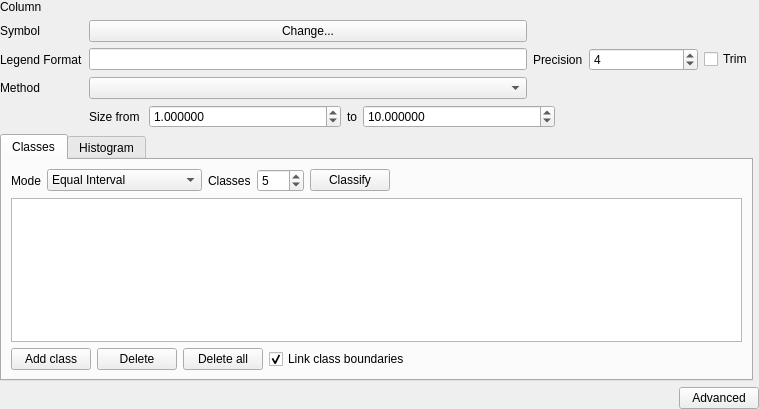
qgis/QGIS, file src/ui/qgsgraduatedsymbolrendererv2widget.ui: the form before one commit.
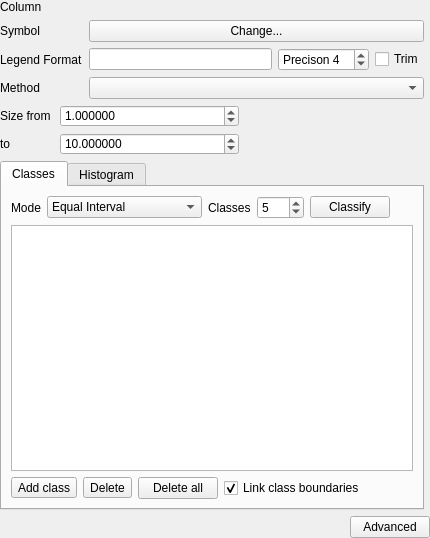
The form after the commit. The open tabs and pages were chosen to show the change. Icons and pictures are not drawn. Custom widgets are drawn as their Qt base class.

```diff
--- a/src/ui/qgsgraduatedsymbolrendererv2widget.ui
+++ b/src/ui/qgsgraduatedsymbolrendererv2widget.ui
@@ -6,11 +6,11 @@
    <rect>
     <x>0</x>
     <y>0</y>
-    <width>759</width>
-    <height>409</height>
+    <width>430</width>
+    <height>538</height>
    </rect>
   </property>
-  <layout class="QGridLayout" name="gridLayout" rowstretch="0,1,0">
+  <layout class="QGridLayout" name="gridLayout" rowstretch="0,0,0">
    <property name="margin">
     <number>0</number>
    </property>
@@ -144,17 +144,25 @@
        <item>
         <layout class="QHBoxLayout" name="horizontalLayout_3">
          <item>
-          <widget class="QPushButton" name="btnGraduatedAdd">
+          <widget class="QToolButton" name="btnGraduatedAdd">
            <property name="text">
             <string>Add class</string>
            </property>
+           <property name="icon">
+            <iconset resource="../../images/images.qrc">
+             <normaloff>:/images/themes/default/symbologyAdd.png</normaloff>:/images/themes/default/symbologyAdd.png</iconset>
+           </property>
           </widget>
          </item>
          <item>
-          <widget class="QPushButton" name="btnGraduatedDelete">
+          <widget class="QToolButton" name="btnGraduatedDelete">
            <property name="text">
             <string>Delete</string>
            </property>
+           <property name="icon">
+            <iconset resource="../../images/images.qrc">
+             <normaloff>:/images/themes/default/symbologyRemove.png</normaloff>:/images/themes/default/symbologyRemove.png</iconset>
+           </property>
           </widget>
          </item>
          <item>
@@ -162,6 +170,10 @@
            <property name="text">
             <string>Delete all</string>
            </property>
+           <property name="icon">
+            <iconset resource="../../images/images.qrc">
+             <normaloff>:/images/themes/default/symbologyRemove.png</normaloff>:/images/themes/default/symbologyRemove.png</iconset>
+           </property>
           </widget>
          </item>
          <item>
@@ -228,23 +240,59 @@
     </layout>
    </item>
    <item row="0" column="0" colspan="2">
-    <layout class="QGridLayout" columnstretch="0,3,0,0,1,0">
+    <layout class="QGridLayout" columnstretch="0,0,0,0">
      <property name="rightMargin">
       <number>6</number>
      </property>
+     <item row="2" column="0">
+      <widget class="QLabel" name="label">
+       <property name="text">
+        <string>Legend Format</string>
+       </property>
+       <property name="alignment">
+        <set>Qt::AlignLeading|Qt::AlignLeft|Qt::AlignVCenter</set>
+       </property>
+       <property name="buddy">
+        <cstring>txtLegendFormat</cstring>
+       </property>
+      </widget>
+     </item>
+     <item row="1" column="1" colspan="2">
+      <widget class="QPushButton" name="btnChangeGraduatedSymbol">
+       <property name="sizePolicy">
+        <sizepolicy hsizetype="Minimum" vsizetype="Fixed">
+         <horstretch>1</horstretch>
+         <verstretch>0</verstretch>
+        </sizepolicy>
+       </property>
+       <property name="text">
+        <string>Change...</string>
+       </property>
+      </widget>
+     </item>
+     <item row="0" column="0">
+      <widget class="QLabel" name="label_4">
+       <property name="text">
+        <string>Column</string>
+       </property>
+      </widget>
+     </item>
      <item row="2" column="1" colspan="2">
-      <widget class="QLineEdit" name="txtLegendFormat">
-       <property name="toolTip">
-        <string>Template for the legend text associated with each classification.  
+      <layout class="QHBoxLayout" name="horizontalLayout_6">
+       <property name="topMargin">
+        <number>0</number>
+       </property>
+       <item>
+        <widget class="QLineEdit" name="txtLegendFormat">
+         <property name="toolTip">
+          <string>Template for the legend text associated with each classification.  
 Use &quot;%1&quot; for the lower bound of the classification, and &quot;%2&quot; for the upper bound.</string>
-       </property>
-       <property name="alignment">
-        <set>Qt::AlignLeading|Qt::AlignLeft|Qt::AlignVCenter</set>
-       </property>
-      </widget>
-     </item>
-     <item row="2" column="4">
-      <layout class="QHBoxLayout" name="horizontalLayout_7">
+         </property>
+         <property name="alignment">
+          <set>Qt::AlignLeading|Qt::AlignLeft|Qt::AlignVCenter</set>
+         </property>
+        </widget>
+       </item>
        <item>
         <widget class="QSpinBox" name="spinPrecision">
          <property name="sizePolicy">
@@ -258,6 +306,9 @@
 Positive is number of decimal places
 Negative rounds to powers of 10</string>
          </property>
+         <property name="prefix">
+          <string>Precison </string>
+         </property>
          <property name="minimum">
           <number>0</number>
          </property>
@@ -269,17 +320,26 @@
          </property>
         </widget>
        </item>
+       <item>
+        <widget class="QCheckBox" name="cbxTrimTrailingZeroes">
+         <property name="toolTip">
+          <string>Check to remove trailing zeroes after the decimal point from the upper and lower values in the legend.</string>
+         </property>
+         <property name="text">
+          <string>Trim</string>
+         </property>
+        </widget>
+       </item>
       </layout>
      </item>
-     <item row="0" column="0">
-      <widget class="QLabel" name="label_4">
-       <property name="text">
-        <string>Column</string>
-       </property>
-      </widget>
-     </item>
      <item row="0" column="1" colspan="2">
       <widget class="QgsFieldExpressionWidget" name="mExpressionWidget" native="true">
+       <property name="sizePolicy">
+        <sizepolicy hsizetype="Preferred" vsizetype="Fixed">
+         <horstretch>0</horstretch>
+         <verstretch>0</verstretch>
+        </sizepolicy>
+       </property>
        <property name="minimumSize">
         <size>
          <width>10</width>
@@ -297,29 +357,6 @@
        </property>
       </widget>
      </item>
-     <item row="1" column="1" colspan="2">
-      <widget class="QPushButton" name="btnChangeGraduatedSymbol">
-       <property name="sizePolicy">
-        <sizepolicy hsizetype="Minimum" vsizetype="Fixed">
-         <horstretch>1</horstretch>
-         <verstretch>0</verstretch>
-        </sizepolicy>
-       </property>
-       <property name="text">
-        <string>Change...</string>
-       </property>
-      </widget>
-     </item>
-     <item row="2" column="3">
-      <widget class="QLabel" name="label_16">
-       <property name="text">
-        <string>Precision</string>
-       </property>
-       <property name="buddy">
-        <cstring>spinPrecision</cstring>
-       </property>
-      </widget>
-     </item>
      <item row="1" column="0">
       <widget class="QLabel" name="label_6">
        <property name="text">
@@ -337,19 +374,6 @@
        </property>
       </widget>
      </item>
-     <item row="2" column="0">
-      <widget class="QLabel" name="label">
-       <property name="text">
-        <string>Legend Format</string>
-       </property>
-       <property name="alignment">
-        <set>Qt::AlignLeading|Qt::AlignLeft|Qt::AlignVCenter</set>
-       </property>
-       <property name="buddy">
-        <cstring>txtLegendFormat</cstring>
-       </property>
-      </widget>
-     </item>
      <item row="3" column="1" colspan="2">
       <widget class="QComboBox" name="methodComboBox">
        <property name="toolTip">
@@ -357,17 +381,7 @@
        </property>
       </widget>
      </item>
-     <item row="2" column="5">
-      <widget class="QCheckBox" name="cbxTrimTrailingZeroes">
-       <property name="toolTip">
-        <string>Check to remove trailing zeroes after the decimal point from the upper and lower values in the legend.</string>
-       </property>
-       <property name="text">
-        <string>Trim</string>
-       </property>
-      </widget>
-     </item>
-     <item row="4" column="1" colspan="5">
+     <item row="4" column="0" colspan="3">
       <widget class="QStackedWidget" name="mMethodStackedWidget">
        <property name="sizePolicy">
         <sizepolicy hsizetype="Preferred" vsizetype="Minimum">
@@ -432,21 +446,11 @@
         </layout>
        </widget>
        <widget class="QWidget" name="page_2">
-        <layout class="QHBoxLayout" name="horizontalLayout" stretch="0,1,0,1,1">
+        <layout class="QGridLayout" name="gridLayout_2">
          <property name="margin">
           <number>0</number>
          </property>
-         <item>
-          <widget class="QLabel" name="label_10">
-           <property name="text">
-            <string>Size from </string>
-           </property>
-           <property name="buddy">
-            <cstring>cboGraduatedColorRamp</cstring>
-           </property>
-          </widget>
-         </item>
-         <item>
+         <item row="0" column="2">
           <widget class="QgsDoubleSpinBox" name="minSizeSpinBox">
            <property name="decimals">
             <number>6</number>
@@ -465,14 +469,17 @@
            </property>
           </widget>
          </item>
-         <item>
-          <widget class="QLabel" name="label_2">
+         <item row="0" column="1">
+          <widget class="QLabel" name="label_10">
            <property name="text">
-            <string>to</string>
+            <string>Size from </string>
+           </property>
+           <property name="buddy">
+            <cstring>cboGraduatedColorRamp</cstring>
            </property>
           </widget>
          </item>
-         <item>
+         <item row="1" column="2">
           <widget class="QgsDoubleSpinBox" name="maxSizeSpinBox">
            <property name="decimals">
             <number>6</number>
@@ -491,7 +498,20 @@
            </property>
           </widget>
          </item>
-         <item>
+         <item row="1" column="1">
+          <widget class="QLabel" name="label_2">
+           <property name="sizePolicy">
+            <sizepolicy hsizetype="Maximum" vsizetype="Preferred">
+             <horstretch>0</horstretch>
+             <verstretch>0</verstretch>
+            </sizepolicy>
+           </property>
+           <property name="text">
+            <string>to</string>
+           </property>
+          </widget>
+         </item>
+         <item row="0" column="5">
           <widget class="QgsUnitSelectionWidget" name="mSizeUnitWidget" native="true">
            <property name="minimumSize">
             <size>
```
Left out of the diff: 8 changed lines with no effect on the pictures.
